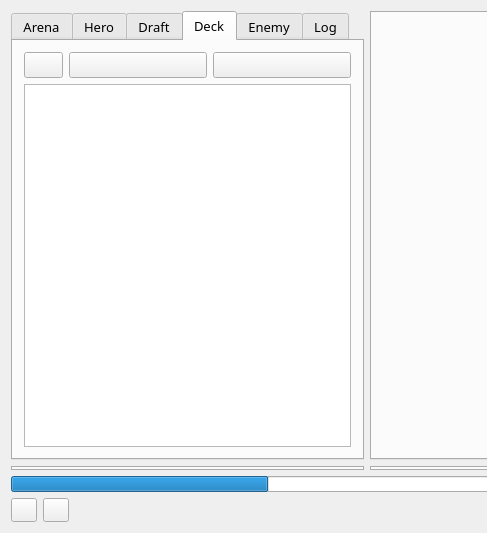
supertriodo/Arena-Tracker, file mainwindow.ui: the form before one commit; both pictures show x 0 to 487 and y 0 to 533 of the 1094 by 533 pixel window.
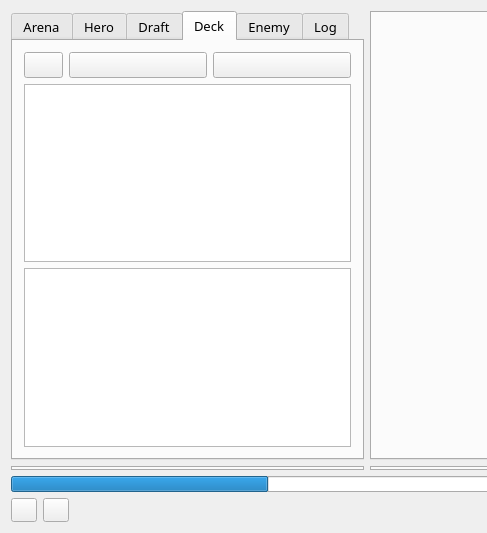
The form after the commit. The open tabs and pages were chosen to show the change. Icons and pictures are not drawn.

Commit message: Add Draw card section in Deck tab. Add animations for draw section and secrets section.

Patch:
```diff
--- a/mainwindow.ui
+++ b/mainwindow.ui
@@ -628,8 +628,33 @@
             </item>
            </layout>
           </item>
+          <item>
+           <widget class="QListWidget" name="drawListWidget">
+            <property name="sizePolicy">
+             <sizepolicy hsizetype="Expanding" vsizetype="Preferred">
+              <horstretch>0</horstretch>
+              <verstretch>0</verstretch>
+             </sizepolicy>
+            </property>
+            <property name="verticalScrollBarPolicy">
+             <enum>Qt::ScrollBarAlwaysOff</enum>
+            </property>
+            <property name="horizontalScrollBarPolicy">
+             <enum>Qt::ScrollBarAlwaysOff</enum>
+            </property>
+            <property name="selectionMode">
+             <enum>QAbstractItemView::NoSelection</enum>
+            </property>
+           </widget>
+          </item>
           <item>
            <widget class="QListWidget" name="deckListWidget">
+            <property name="sizePolicy">
+             <sizepolicy hsizetype="Expanding" vsizetype="Expanding">
+              <horstretch>0</horstretch>
+              <verstretch>0</verstretch>
+             </sizepolicy>
+            </property>
             <property name="font">
              <font>
               <family>Belwe Bd BT</family>
```
Left out of the diff: 2 changed lines with no effect on the pictures. The commit also changes 13 other files.
